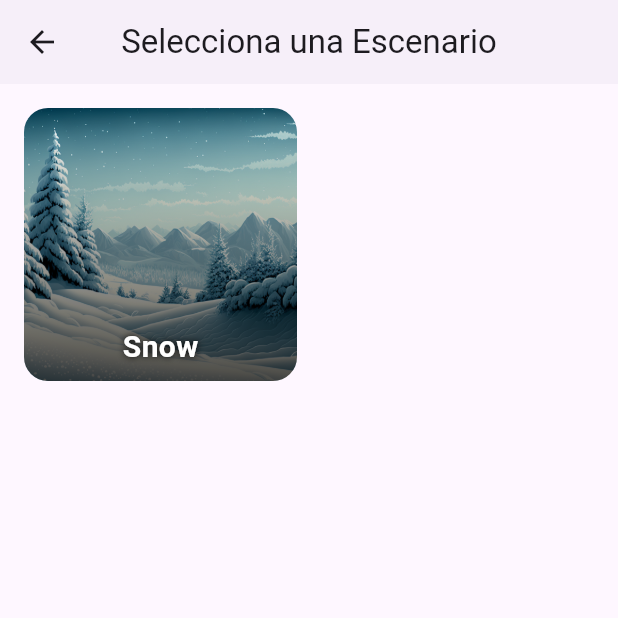
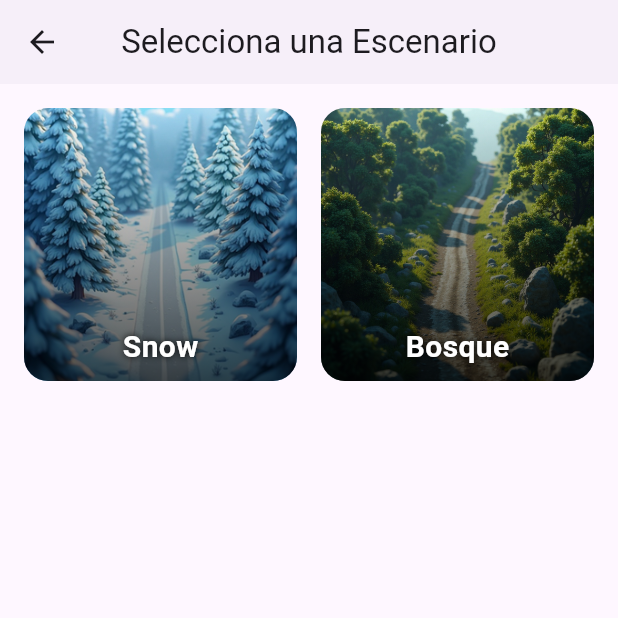
Before and after one commit to mihuezstz/slider_app, a Flutter app: the EscenariosPage screen opened directly with empty values, on a phone screen of 412 x 824 dp, the top half of it. Run offline on Flutter 3.47's test engine with Material 3 defaults, Android fonts, the light colour scheme and no system bars; our stand-ins replace flutter_dotenv, supabase_flutter; missing offline and left inert: dart:js; accounts and stored records are empty; network calls fail.

```diff
--- a/lib/widgets/escenarios_page.dart
+++ b/lib/widgets/escenarios_page.dart
@@ -19,6 +19,10 @@ class EscenariosPage  extends StatelessWidget{
       'name': 'Snow',
       'image': 'assets/escenarios/snow_Background.png',
     },
+    {
+      'name': 'Bosque',
+      'image': 'assets/escenarios/bosque_Background.jpg',
+    }
   ];
 
   @override
```
Also changed, not shown: lib/game_page.dart (+9 -3 lines), assets/escenarios/bosque_Background.jpg (added), assets/escenarios/snow_Background.png.
